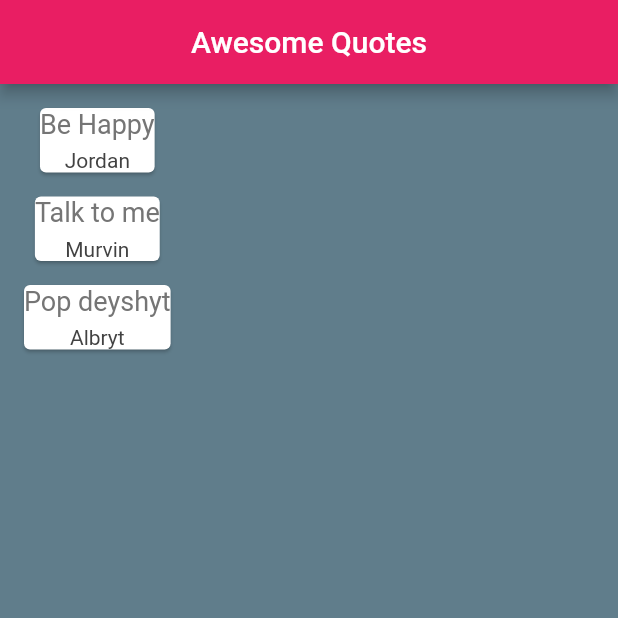
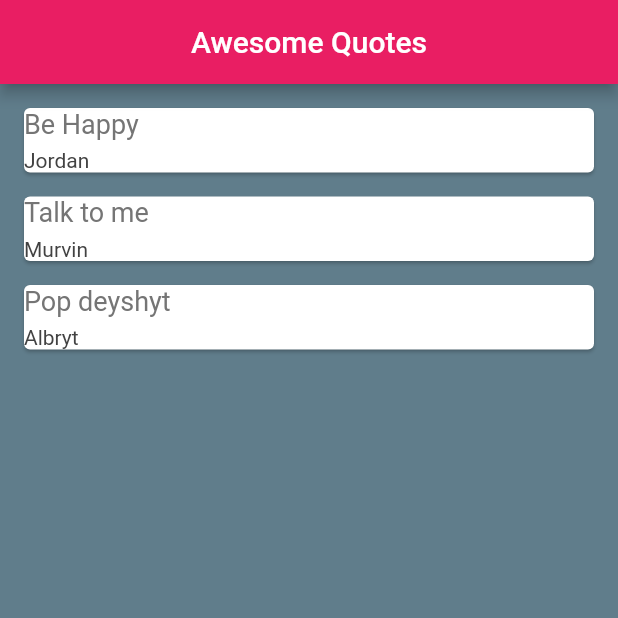
Before and after one commit to jkinathan/FlatNinja, a Flutter app: the screen it shows after launch, on a phone screen of 412 x 824 dp, the top half of it. Run offline on Flutter 3.47's test engine with Material 2 defaults, Android fonts, the phone set to English and light mode, and no system bars.

Commit message:
custom card class

```diff
--- a/lib/main.dart
+++ b/lib/main.dart
@@ -1,6 +1,7 @@
 import 'package:flutter/material.dart';
 import 'package:flutter/rendering.dart';
 import 'quote.dart';
+import 'quote_card.dart';
 void main() {
   runApp(MaterialApp(
 
@@ -21,28 +22,7 @@ class _HomeState extends State<Home> {
     Quote(thetext:"Pop deyshyt",author:"Albryt"),
   ];
 
-  Widget quoteTemplate(quote){
-      return Card(
-          margin: EdgeInsets.fromLTRB(16.0, 16.0, 16.0, 0.0),
-          child: Column(
-              children: [
-                  Text(quote.thetext,
-                  style: TextStyle(
-                    fontSize: 18.0,
-                    color: Colors.grey[600]
-                  ),
-                  ),
-                SizedBox(height: 6.0),
-                Text(quote.author,
-                style: TextStyle(
-                  fontSize: 14.0,
-                  color: Colors.grey[800],
-                ),
-                ),
-              ],
-          ),
-      );
-  }
+
   @override
   Widget build(BuildContext context) {
     return Scaffold(
@@ -54,7 +34,7 @@ class _HomeState extends State<Home> {
       ),
       body: Column(
         children: quotes.map((quote){
-          return quoteTemplate(quote);
+          return QuoteCard(quote: quote);
     }).toList(),
 
     )
--- /dev/null
+++ b/lib/quote_card.dart
@@ -0,0 +1,34 @@
+import 'package:flutter/material.dart';
+import 'package:flutter/rendering.dart';
+import 'quote.dart';
+
+class QuoteCard extends StatelessWidget {
+
+  final Quote quote;
+  QuoteCard({this.quote});
+
+  @override
+  Widget build(BuildContext context) {
+    return Card(
+      margin: EdgeInsets.fromLTRB(16.0, 16.0, 16.0, 0.0),
+      child: Column(
+        crossAxisAlignment: CrossAxisAlignment.stretch,
+        children: [
+          Text(quote.thetext,
+            style: TextStyle(
+                fontSize: 18.0,
+                color: Colors.grey[600]
+            ),
+          ),
+          SizedBox(height: 6.0),
+          Text(quote.author,
+            style: TextStyle(
+              fontSize: 14.0,
+              color: Colors.grey[800],
+            ),
+          ),
+        ],
+      ),
+    );
+  }
+}
```
